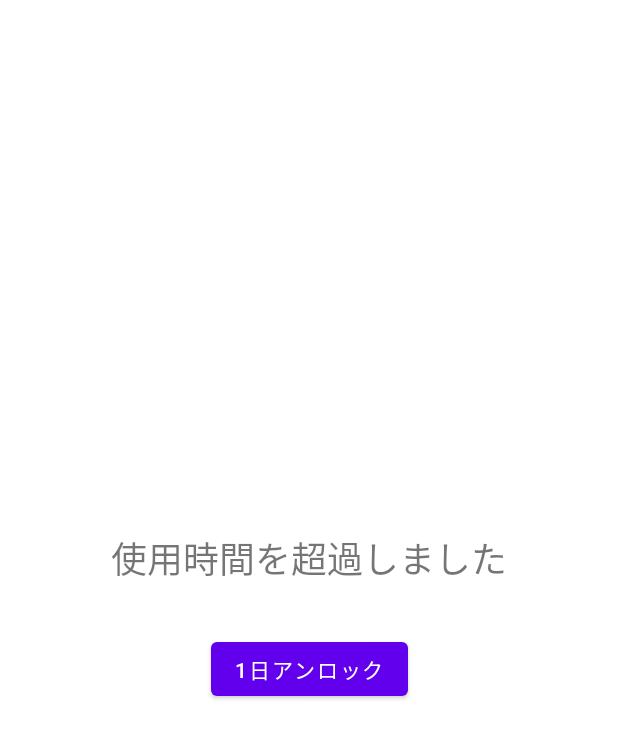
After one commit to MichiKitagawa/Timekeeperapp, an Android app built with Jetpack Compose: the layout activity_lock_screen.xml on its own in the app's theme, with its tools: preview values and no code run, on a phone screen of 412 x 824 dp. The commit adds this screen. Shown: the top 738 px of the screen. Run offline under Robolectric (Android 15) with nearby library versions, the phone set to English and light mode, and no system bars.

Commit message:
feat: Implement P04 App Lock feature

```diff
--- a/app/build.gradle.kts
+++ b/app/build.gradle.kts
@@ -55,6 +55,7 @@ dependencies {
     implementation(libs.androidx.ui.graphics)
     implementation(libs.androidx.ui.tooling.preview)
     implementation(libs.androidx.material3)
+    implementation(libs.google.material)
 
     // Navigation Compose
     val navVersion = "2.7.6"
--- /dev/null
+++ b/app/src/main/res/layout/activity_lock_screen.xml
@@ -0,0 +1,32 @@
+<?xml version="1.0" encoding="utf-8"?>
+<androidx.constraintlayout.widget.ConstraintLayout xmlns:android="http://schemas.android.com/apk/res/android"
+    xmlns:app="http://schemas.android.com/apk/res-auto"
+    xmlns:tools="http://schemas.android.com/tools"
+    android:layout_width="match_parent"
+    android:layout_height="match_parent"
+    tools:context=".ui.lock.LockScreenActivity">
+
+    <TextView
+        android:id="@+id/lock_message_textview"
+        android:layout_width="wrap_content"
+        android:layout_height="wrap_content"
+        android:text="使用時間を超過しました"
+        android:textSize="24sp"
+        app:layout_constraintTop_toTopOf="parent"
+        app:layout_constraintStart_toStartOf="parent"
+        app:layout_constraintEnd_toEndOf="parent"
+        app:layout_constraintBottom_toTopOf="@id/unlock_button"
+        app:layout_constraintVertical_chainStyle="packed"/>
+
+    <Button
+        android:id="@+id/unlock_button"
+        android:layout_width="wrap_content"
+        android:layout_height="wrap_content"
+        android:layout_marginTop="32dp"
+        android:text="1日アンロック"
+        app:layout_constraintTop_toBottomOf="@id/lock_message_textview"
+        app:layout_constraintStart_toStartOf="parent"
+        app:layout_constraintEnd_toEndOf="parent"
+        app:layout_constraintBottom_toBottomOf="parent" />
+
+</androidx.constraintlayout.widget.ConstraintLayout>
--- a/app/src/main/res/values/strings.xml
+++ b/app/src/main/res/values/strings.xml
@@ -1,3 +1,4 @@
 <resources>
     <string name="app_name">Timekeeper</string>
+    <string name="accessibility_service_description">Timekeeperのアプリロック機能のために、フォアグラウンドアプリの情報を取得します。</string>
 </resources>
--- a/app/src/main/res/values/themes.xml
+++ b/app/src/main/res/values/themes.xml
@@ -1,5 +1,14 @@
 <?xml version="1.0" encoding="utf-8"?>
 <resources>
 
-    <style name="Theme.Timekeeper" parent="android:Theme.Material.Light.NoActionBar" />
+    <style name="Theme.Timekeeper" parent="Theme.MaterialComponents.DayNight.NoActionBar" />
+
+    <style name="Theme.Timekeeper.Overlay" parent="Theme.MaterialComponents.DayNight.NoActionBar">
+        <item name="android:windowIsTranslucent">true</item>
+        <item name="android:windowBackground">@android:color/transparent</item>
+        <item name="android:windowContentOverlay">@null</item>
+        <item name="android:windowNoTitle">true</item>
+        <item name="android:windowIsFloating">true</item>
+        <item name="android:backgroundDimEnabled">false</item>
+    </style>
 </resources>
--- a/gradle/libs.versions.toml
+++ b/gradle/libs.versions.toml
@@ -8,6 +8,7 @@ espressoCore = "3.6.1"
 lifecycleRuntimeKtx = "2.9.0"
 activityCompose = "1.10.1"
 composeBom = "2024.09.00"
+material = "1.12.0"
 
 [libraries]
 androidx-core-ktx = { group = "androidx.core", name = "core-ktx", version.ref = "coreKtx" }
@@ -24,6 +25,7 @@ androidx-ui-tooling-preview = { group = "androidx.compose.ui", name = "ui-toolin
 androidx-ui-test-manifest = { group = "androidx.compose.ui", name = "ui-test-manifest" }
 androidx-ui-test-junit4 = { group = "androidx.compose.ui", name = "ui-test-junit4" }
 androidx-material3 = { group = "androidx.compose.material3", name = "material3" }
+google-material = { group = "com.google.android.material", name = "material", version.ref = "material" }
 
 [plugins]
 android-application = { id = "com.android.application", version.ref = "agp" }
```
Also changed, not shown: app/src/main/AndroidManifest.xml (+23 -0 lines), app/src/main/java/com/example/timekeeper/service/MyAccessibilityService.kt (added, +55 -0 lines), app/src/main/java/com/example/timekeeper/ui/lock/LockScreenActivity.kt (added, +72 -0 lines), app/src/main/res/xml/accessibility_service_config.xml (added, +8 -0 lines), 1 other file.
